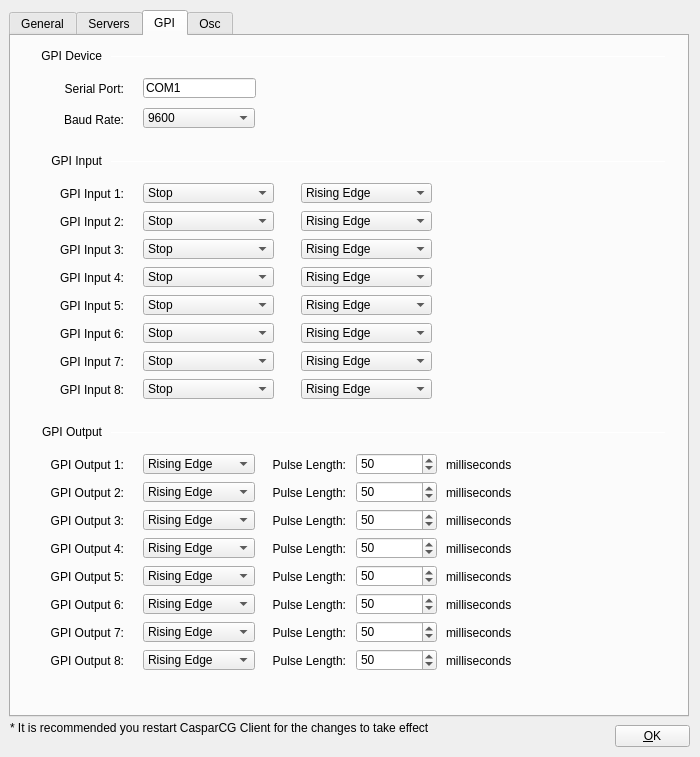
Before: the Qt Designer form src/Widgets/SettingsDialog.ui in CasparCG/client, drawn with Qt 5.
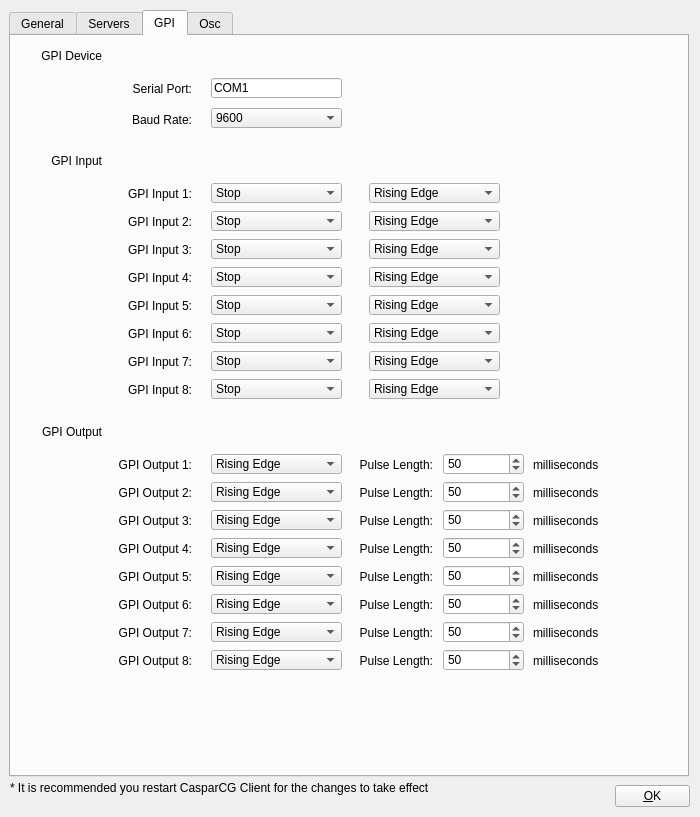
After: the same form once the commit is applied. The open tabs and pages were chosen to show the change.

```diff
--- a/src/Widgets/SettingsDialog.ui
+++ b/src/Widgets/SettingsDialog.ui
@@ -7,19 +7,19 @@
     <x>0</x>
     <y>0</y>
     <width>700</width>
-    <height>757</height>
+    <height>817</height>
    </rect>
   </property>
   <property name="minimumSize">
    <size>
     <width>700</width>
-    <height>757</height>
+    <height>817</height>
    </size>
   </property>
   <property name="maximumSize">
    <size>
     <width>700</width>
-    <height>757</height>
+    <height>817</height>
    </size>
   </property>
   <property name="windowTitle">
@@ -31,7 +31,7 @@
      <x>9</x>
      <y>10</y>
      <width>680</width>
-     <height>707</height>
+     <height>767</height>
     </rect>
    </property>
    <property name="focusPolicy">
@@ -810,7 +810,7 @@
     <widget class="QLabel" name="labelGpiInput1">
      <property name="geometry">
       <rect>
-       <x>32</x>
+       <x>100</x>
        <y>148</y>
        <width>81</width>
        <height>20</height>
@@ -826,7 +826,7 @@
     <widget class="QLabel" name="labelGpiInput2">
      <property name="geometry">
       <rect>
-       <x>32</x>
+       <x>100</x>
        <y>176</y>
        <width>81</width>
        <height>20</height>
@@ -842,7 +842,7 @@
     <widget class="QLabel" name="labelGpiInput3">
      <property name="geometry">
       <rect>
-       <x>32</x>
+       <x>100</x>
        <y>204</y>
        <width>81</width>
        <height>20</height>
@@ -858,7 +858,7 @@
     <widget class="QLabel" name="labelGpiInput4">
      <property name="geometry">
       <rect>
-       <x>32</x>
+       <x>100</x>
        <y>232</y>
        <width>81</width>
        <height>20</height>
@@ -874,7 +874,7 @@
     <widget class="QLabel" name="labelGpiInput5">
      <property name="geometry">
       <rect>
-       <x>32</x>
+       <x>100</x>
        <y>260</y>
        <width>81</width>
        <height>20</height>
@@ -890,7 +890,7 @@
     <widget class="QLabel" name="labelGpiInput6">
      <property name="geometry">
       <rect>
-       <x>32</x>
+       <x>100</x>
        <y>288</y>
        <width>81</width>
        <height>20</height>
@@ -906,7 +906,7 @@
     <widget class="QLabel" name="labelGpiInput7">
      <property name="geometry">
       <rect>
-       <x>32</x>
+       <x>100</x>
        <y>316</y>
        <width>81</width>
        <height>20</height>
@@ -922,7 +922,7 @@
     <widget class="QLabel" name="labelGpiInput8">
      <property name="geometry">
       <rect>
-       <x>32</x>
+       <x>100</x>
        <y>344</y>
        <width>81</width>
        <height>20</height>
@@ -938,7 +938,7 @@
     <widget class="QComboBox" name="comboBoxAction1">
      <property name="geometry">
       <rect>
-       <x>132</x>
+       <x>200</x>
        <y>147</y>
        <width>131</width>
        <height>20</height>
@@ -1004,7 +1004,7 @@
     <widget class="QComboBox" name="comboBoxAction2">
      <property name="geometry">
       <rect>
-       <x>132</x>
+       <x>200</x>
        <y>175</y>
        <width>131</width>
        <height>20</height>
@@ -1073,7 +1073,7 @@
     <widget class="QComboBox" name="comboBoxAction3">
      <property name="geometry">
       <rect>
-       <x>132</x>
+       <x>200</x>
        <y>203</y>
        <width>131</width>
        <height>20</height>
@@ -1142,7 +1142,7 @@
     <widget class="QComboBox" name="comboBoxAction4">
      <property name="geometry">
       <rect>
-       <x>132</x>
+       <x>200</x>
        <y>231</y>
        <width>131</width>
        <height>20</height>
@@ -1211,7 +1211,7 @@
     <widget class="QComboBox" name="comboBoxAction5">
      <property name="geometry">
       <rect>
-       <x>132</x>
+       <x>200</x>
        <y>259</y>
        <width>131</width>
        <height>20</height>
@@ -1280,7 +1280,7 @@
     <widget class="QComboBox" name="comboBoxAction6">
      <property name="geometry">
       <rect>
-       <x>132</x>
+       <x>200</x>
        <y>287</y>
        <width>131</width>
        <height>20</height>
@@ -1349,7 +1349,7 @@
     <widget class="QComboBox" name="comboBoxAction7">
      <property name="geometry">
       <rect>
-       <x>132</x>
+       <x>200</x>
        <y>315</y>
        <width>131</width>
        <height>20</height>
@@ -1418,7 +1418,7 @@
     <widget class="QComboBox" name="comboBoxAction8">
      <property name="geometry">
       <rect>
-       <x>132</x>
+       <x>200</x>
        <y>343</y>
        <width>131</width>
        <height>20</height>
@@ -1516,7 +1516,7 @@
     <widget class="QComboBox" name="comboBoxGpiVoltageChange1">
      <property name="geometry">
       <rect>
-       <x>290</x>
+       <x>358</x>
        <y>147</y>
        <width>131</width>
        <height>20</height>
@@ -1542,7 +1542,7 @@
     <widget class="QComboBox" name="comboBoxGpiVoltageChange2">
      <property name="geometry">
       <rect>
-       <x>290</x>
+       <x>358</x>
        <y>175</y>
        <width>131</width>
        <height>20</height>
@@ -1568,7 +1568,7 @@
     <widget class="QComboBox" name="comboBoxGpiVoltageChange3">
      <property name="geometry">
       <rect>
-       <x>290</x>
+       <x>358</x>
        <y>203</y>
        <width>131</width>
        <height>20</height>
@@ -1594,7 +1594,7 @@
     <widget class="QComboBox" name="comboBoxGpiVoltageChange4">
      <property name="geometry">
       <rect>
-       <x>290</x>
+       <x>358</x>
        <y>231</y>
        <width>131</width>
        <height>20</height>
@@ -1620,7 +1620,7 @@
     <widget class="QComboBox" name="comboBoxGpiVoltageChange5">
      <property name="geometry">
       <rect>
-       <x>290</x>
+       <x>358</x>
        <y>259</y>
        <width>131</width>
        <height>20</height>
@@ -1646,7 +1646,7 @@
     <widget class="QComboBox" name="comboBoxGpiVoltageChange6">
      <property name="geometry">
       <rect>
-       <x>290</x>
+       <x>358</x>
        <y>287</y>
        <width>131</width>
        <height>20</height>
@@ -1672,7 +1672,7 @@
     <widget class="QComboBox" name="comboBoxGpiVoltageChange7">
      <property name="geometry">
       <rect>
-       <x>290</x>
+       <x>358</x>
        <y>315</y>
        <width>131</width>
        <height>20</height>
@@ -1698,7 +1698,7 @@
     <widget class="QComboBox" name="comboBoxGpiVoltageChange8">
      <property name="geometry">
       <rect>
-       <x>290</x>
+       <x>358</x>
        <y>343</y>
        <width>131</width>
        <height>20</height>
@@ -1724,7 +1724,7 @@
     <widget class="QLabel" name="labelGpiOutput1">
      <property name="geometry">
       <rect>
-       <x>32</x>
+       <x>100</x>
        <y>419</y>
        <width>81</width>
        <height>20</height>
@@ -1740,7 +1740,7 @@
     <widget class="QLabel" name="labelGpiOutput2">
      <property name="geometry">
       <rect>
-       <x>32</x>
+       <x>100</x>
        <y>447</y>
        <width>81</width>
        <height>20</height>
@@ -1756,7 +1756,7 @@
     <widget class="QLabel" name="labelGpiOutput3">
      <property name="geometry">
       <rect>
-       <x>32</x>
+       <x>100</x>
        <y>475</y>
        <width>81</width>
        <height>20</height>
@@ -1772,7 +1772,7 @@
     <widget class="QLabel" name="labelGpiOutput4">
      <property name="geometry">
       <rect>
-       <x>32</x>
+       <x>100</x>
        <y>503</y>
        <width>81</width>
        <height>20</height>
@@ -1788,7 +1788,7 @@
     <widget class="QLabel" name="labelGpiOutput5">
      <property name="geometry">
       <rect>
-       <x>32</x>
+       <x>100</x>
        <y>531</y>
        <width>81</width>
        <height>20</height>
@@ -1804,7 +1804,7 @@
     <widget class="QLabel" name="labelGpiOutput6">
      <property name="geometry">
       <rect>
-       <x>32</x>
+       <x>100</x>
        <y>559</y>
        <width>81</width>
        <height>20</height>
@@ -1820,7 +1820,7 @@
     <widget class="QLabel" name="labelGpiOutput7">
      <property name="geometry">
       <rect>
-       <x>32</x>
+       <x>100</x>
        <y>587</y>
        <width>81</width>
        <height>20</height>
@@ -1836,7 +1836,7 @@
     <widget class="QLabel" name="labelGpiOutput8">
      <property name="geometry">
       <rect>
-       <x>32</x>
+       <x>100</x>
        <y>615</y>
        <width>81</width>
        <height>20</height>
@@ -1852,9 +1852,9 @@
     <widget class="QComboBox" name="comboBoxGpoVoltageChange3">
      <property name="geometry">
       <rect>
-       <x>132</x>
+       <x>200</x>
        <y>474</y>
-       <width>112</width>
+       <width>131</width>
        <height>20</height>
       </rect>
      </property>
@@ -1878,9 +1878,9 @@
     <widget class="QComboBox" name="comboBoxGpoVoltageChange8">
      <property name="geometry">
       <rect>
-       <x>132</x>
+       <x>200</x>
        <y>614</y>
-       <width>112</width>
+       <width>131</width>
        <height>20</height>
       </rect>
      </property>
@@ -1904,9 +1904,9 @@
     <widget class="QComboBox" name="comboBoxGpoVoltageChange2">
      <property name="geometry">
       <rect>
-       <x>132</x>
+       <x>200</x>
        <y>446</y>
-       <width>112</width>
+       <width>131</width>
        <height>20</height>
       </rect>
      </property>
@@ -1930,9 +1930,9 @@
     <widget class="QComboBox" name="comboBoxGpoVoltageChange1">
      <property name="geometry">
       <rect>
-       <x>132</x>
+       <x>200</x>
        <y>418</y>
-       <width>112</width>
+       <width>131</width>
        <height>20</height>
       </rect>
      </property>
@@ -1956,9 +1956,9 @@
     <widget class="QComboBox" name="comboBoxGpoVoltageChange6">
      <property name="geometry">
       <rect>
-       <x>132</x>
+       <x>200</x>
        <y>558</y>
-       <width>112</width>
+       <width>131</width>
        <height>20</height>
       </rect>
      </property>
@@ -1982,9 +1982,9 @@
     <widget class="QComboBox" name="comboBoxGpoVoltageChange7">
      <property name="geometry">
       <rect>
-       <x>132</x>
+       <x>200</x>
        <y>586</y>
-       <width>112</width>
+       <width>131</width>
        <height>20</height>
       </rect>
      </property>
@@ -2008,9 +2008,9 @@
     <widget class="QComboBox" name="comboBoxGpoVoltageChange5">
      <property name="geometry">
       <rect>
-       <x>132</x>
+       <x>200</x>
        <y>530</y>
-       <width>112</width>
+       <width>131</width>
        <height>20</height>
       </rect>
      </property>
@@ -2034,9 +2034,9 @@
     <widget class="QComboBox" name="comboBoxGpoVoltageChange4">
      <property name="geometry">
       <rect>
-       <x>132</x>
+       <x>200</x>
        <y>502</y>
-       <width>112</width>
+       <width>131</width>
        <height>20</height>
       </rect>
      </property>
@@ -2089,7 +2089,7 @@
     <widget class="QLabel" name="labelMilliseconds1">
      <property name="geometry">
       <rect>
-       <x>435</x>
+       <x>522</x>
        <y>421</y>
        <width>81</width>
        <height>16</height>
@@ -2102,7 +2102,7 @@
     <widget class="QLabel" name="labelPulseLength1">
      <property name="geometry">
       <rect>
-       <x>254</x>
+       <x>341</x>
        <y>419</y>
        <width>81</width>
        <height>20</height>
@@ -2118,7 +2118,7 @@
     <widget class="QSpinBox" name="spinBoxPulseLength1">
      <property name="geometry">
       <rect>
-       <x>345</x>
+       <x>432</x>
        <y>417</y>
        <width>81</width>
        <height>22</height>
@@ -2137,7 +2137,7 @@
     <widget class="QLabel" name="labelMilliseconds2">
      <property name="geometry">
       <rect>
-       <x>435</x>
+       <x>522</x>
        <y>449</y>
        <width>81</width>
        <height>16</height>
@@ -2150,7 +2150,7 @@
     <widget class="QLabel" name="labelPulseLength2">
      <property name="geometry">
       <rect>
-       <x>254</x>
+       <x>341</x>
        <y>447</y>
        <width>81</width>
        <height>20</height>
@@ -2166,7 +2166,7 @@
     <widget class="QSpinBox" name="spinBoxPulseLength2">
      <property name="geometry">
       <rect>
-       <x>345</x>
+       <x>432</x>
        <y>445</y>
        <width>81</width>
        <height>22</height>
@@ -2185,7 +2185,7 @@
     <widget class="QLabel" name="labelPulseLength3">
      <property name="geometry">
       <rect>
-       <x>254</x>
+       <x>341</x>
        <y>475</y>
        <width>81</width>
        <height>20</height>
@@ -2201,7 +2201,7 @@
     <widget class="QSpinBox" name="spinBoxPulseLength3">
      <property name="geometry">
       <rect>
-       <x>345</x>
+       <x>432</x>
        <y>473</y>
        <width>81</width>
        <height>22</height>
@@ -2220,7 +2220,7 @@
     <widget class="QLabel" name="labelMilliseconds3">
      <property name="geometry">
       <rect>
-       <x>435</x>
+       <x>522</x>
        <y>477</y>
        <width>81</width>
        <height>16</height>
@@ -2233,7 +2233,7 @@
     <widget class="QLabel" name="labelPulseLength4">
      <property name="geometry">
       <rect>
-       <x>254</x>
+       <x>341</x>
        <y>503</y>
        <width>81</width>
        <height>20</height>
@@ -2249,7 +2249,7 @@
     <widget class="QSpinBox" name="spinBoxPulseLength4">
      <property name="geometry">
       <rect>
-       <x>345</x>
+       <x>432</x>
        <y>501</y>
        <width>81</width>
        <height>22</height>
@@ -2268,7 +2268,7 @@
     <widget class="QLabel" name="labelMilliseconds4">
      <property name="geometry">
       <rect>
-       <x>435</x>
+       <x>522</x>
        <y>505</y>
        <width>81</width>
        <height>16</height>
@@ -2281,7 +2281,7 @@
     <widget class="QSpinBox" name="spinBoxPulseLength5">
      <property name="geometry">
       <rect>
-       <x>345</x>
+       <x>432</x>
        <y>529</y>
        <width>81</width>
        <height>22</height>
@@ -2300,7 +2300,7 @@
     <widget class="QLabel" name="labelPulseLength5">
      <property name="geometry">
       <rect>
-       <x>254</x>
+       <x>341</x>
        <y>531</y>
        <width>81</width>
        <height>20</height>
@@ -2316,7 +2316,7 @@
     <widget class="QLabel" name="labelMilliseconds5">
      <property name="geometry">
       <rect>
-       <x>435</x>
+       <x>522</x>
        <y>533</y>
        <width>81</width>
        <height>16</height>
@@ -2329,7 +2329,7 @@
     <widget class="QLabel" name="labelMilliseconds6">
      <property name="geometry">
       <rect>
-       <x>435</x>
+       <x>522</x>
        <y>561</y>
        <width>81</width>
        <height>16</height>
@@ -2342,7 +2342,7 @@
     <widget class="QSpinBox" name="spinBoxPulseLength6">
      <property name="geometry">
       <rect>
-       <x>345</x>
+       <x>432</x>
        <y>557</y>
        <width>81</width>
        <height>22</height>
@@ -2361,7 +2361,7 @@
     <widget class="QLabel" name="labelPulseLength6">
      <property name="geometry">
       <rect>
-       <x>254</x>
+       <x>341</x>
        <y>559</y>
        <width>81</width>
        <height>20</height>
@@ -2377,7 +2377,7 @@
     <widget class="QSpinBox" name="spinBoxPulseLength7">
      <property name="geometry">
       <rect>
-       <x>345</x>
+       <x>432</x>
        <y>585</y>
        <width>81</width>
        <height>22</height>
@@ -2396,7 +2396,7 @@
     <widget class="QLabel" name="labelPulseLength7">
      <property name="geometry">
       <rect>
-       <x>254</x>
+       <x>341</x>
        <y>587</y>
        <width>81</width>
        <height>20</height>
@@ -2412,7 +2412,7 @@
     <widget class="QLabel" name="labelMilliseconds7">
      <property name="geometry">
       <rect>
-       <x>435</x>
+       <x>522</x>
        <y>589</y>
        <width>81</width>
        <height>16</height>
@@ -2425,7 +2425,7 @@
     <widget class="QSpinBox" name="spinBoxPulseLength8">
      <property name="geometry">
       <rect>
-       <x>345</x>
+       <x>432</x>
        <y>613</y>
        <width>81</width>
        <height>22</height>
@@ -2444,7 +2444,7 @@
     <widget class="QLabel" name="labelMilliseconds8">
      <property name="geometry">
       <rect>
-       <x>435</x>
+       <x>522</x>
        <y>617</y>
        <width>81</width>
        <height>16</height>
@@ -2457,7 +2457,7 @@
     <widget class="QLabel" name="labelPulseLength8">
      <property name="geometry">
       <rect>
-       <x>254</x>
+       <x>341</x>
        <y>615</y>
        <width>81</width>
        <height>20</height>
@@ -2473,7 +2473,7 @@
     <widget class="QLabel" name="labelGpiSerialPort">
      <property name="geometry">
       <rect>
-       <x>32</x>
+       <x>100</x>
        <y>43</y>
        <width>81</width>
        <height>20</height>
@@ -2489,7 +2489,7 @@
     <widget class="QLabel" name="labelGpiBaudRate">
      <property name="geometry">
       <rect>
-       <x>32</x>
+       <x>100</x>
        <y>74</y>
        <width>81</width>
        <height>20</height>
@@ -2505,9 +2505,9 @@
     <widget class="QComboBox" name="comboBoxGpiBaudRate">
      <property name="geometry">
       <rect>
-       <x>132</x>
+       <x>200</x>
        <y>72</y>
-       <width>112</width>
+       <width>131</width>
        <height>20</height>
       </rect>
      </property>
@@ -2531,9 +2531,9 @@
     <widget class="QLineEdit" name="lineEditSerialPort">
      <property name="geometry">
       <rect>
-       <x>132</x>
+       <x>200</x>
        <y>42</y>
-       <width>113</width>
+       <width>131</width>
        <height>20</height>
       </rect>
      </property>
@@ -2756,7 +2756,7 @@
    <property name="geometry">
     <rect>
      <x>615</x>
-     <y>725</y>
+     <y>785</y>
      <width>75</width>
      <height>22</height>
     </rect>
@@ -2772,7 +2772,7 @@
    <property name="geometry">
     <rect>
      <x>10</x>
-     <y>720</y>
+     <y>780</y>
      <width>591</width>
      <height>16</height>
     </rect>
```
Left out of the diff: 131 changed lines with no effect on the pictures.
